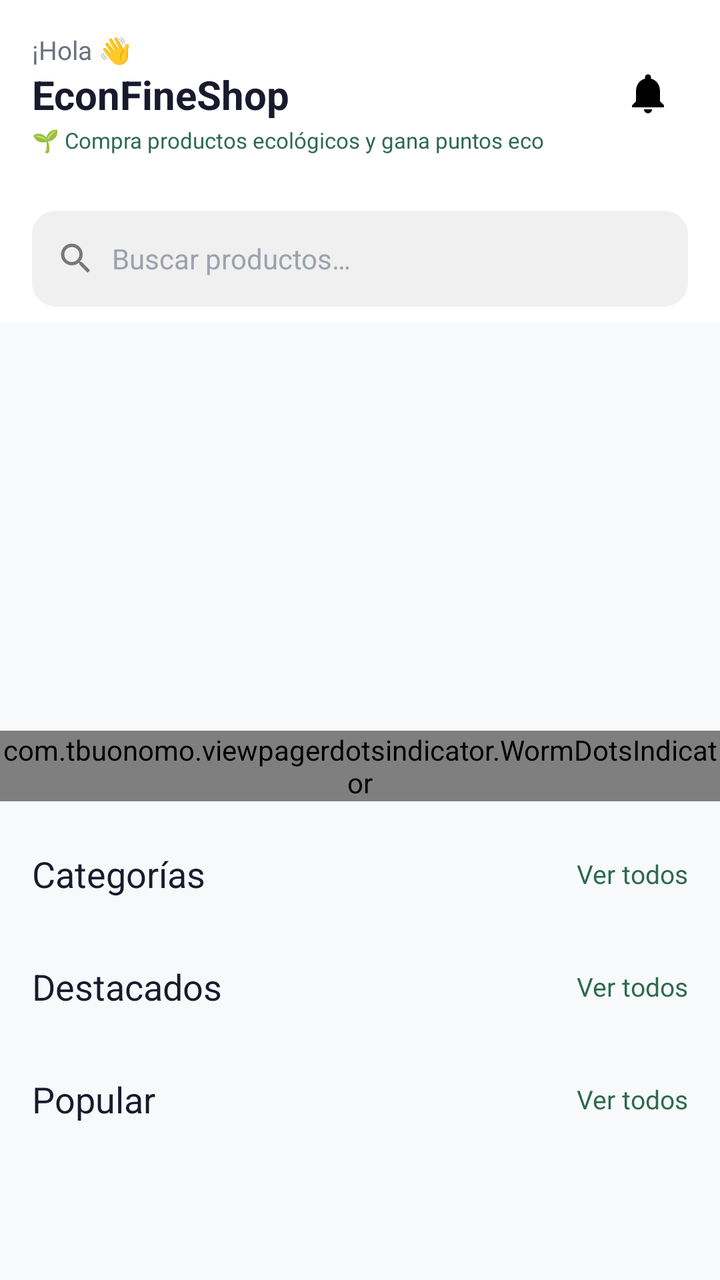
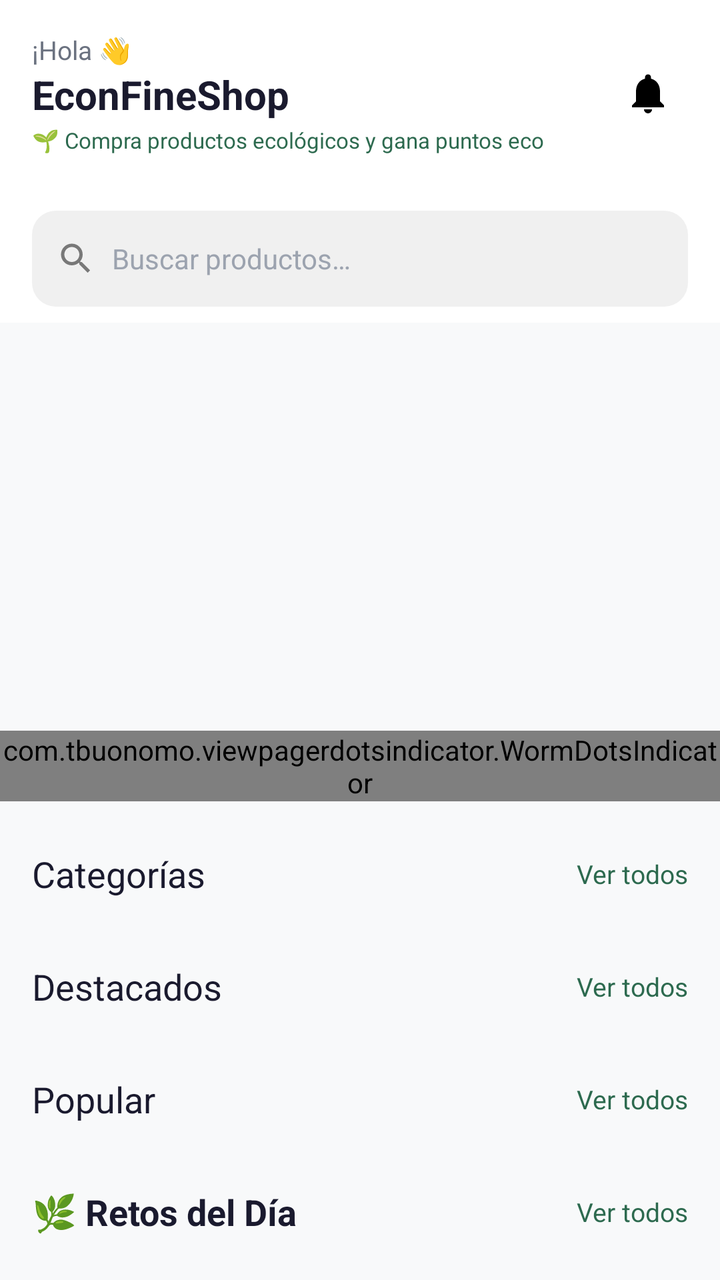

Compare the two renders of this Android layout. The source of the first and the diff that turns it into the second are given below.
<!-- AndroidManifest.xml: application theme Theme.ShopApp -->
<!-- res/layout/fragment_home.xml -->
<?xml version="1.0" encoding="utf-8"?>
<androidx.core.widget.NestedScrollView xmlns:android="http://schemas.android.com/apk/res/android"
    xmlns:app="http://schemas.android.com/apk/res-auto"
    android:layout_width="match_parent"
    android:layout_height="match_parent"
    android:background="@color/background">

    <LinearLayout
        android:layout_width="match_parent"
        android:layout_height="wrap_content"
        android:orientation="vertical">

        
        <LinearLayout
            android:layout_width="match_parent"
            android:layout_height="wrap_content"
            android:orientation="horizontal"
            android:padding="16dp"
            android:gravity="center_vertical"
            android:background="@color/surface">

            <LinearLayout
                android:layout_width="0dp"
                android:layout_height="wrap_content"
                android:layout_weight="1"
                android:orientation="vertical">

                <TextView
                    android:layout_width="wrap_content"
                    android:layout_height="wrap_content"
                    android:text="¡Hola 👋"
                    android:textSize="13sp"
                    android:textColor="@color/text_secondary" />

                <TextView
                    android:id="@+id/tv_user_name"
                    android:layout_width="wrap_content"
                    android:layout_height="wrap_content"
                    android:text="EconFineShop"
                    android:textSize="20sp"
                    android:textStyle="bold"
                    android:textColor="@color/text_primary" />

                <TextView
                    android:layout_width="wrap_content"
                    android:layout_height="wrap_content"
                    android:text="🌱 Compra productos ecológicos y gana puntos eco"
                    android:textSize="11sp"
                    android:textColor="@color/primary"
                    android:layout_marginTop="2dp" />
            </LinearLayout>

            <ImageView
                android:id="@+id/iv_notification"
                android:layout_width="40dp"
                android:layout_height="40dp"
                android:src="@drawable/ic_notification"
                android:background="@drawable/bg_circle_white"
                android:padding="8dp"
                android:contentDescription="Notificaciones" />
        </LinearLayout>

        
        <LinearLayout
            android:layout_width="match_parent"
            android:layout_height="wrap_content"
            android:orientation="horizontal"
            android:paddingStart="16dp"
            android:paddingEnd="16dp"
            android:paddingTop="12dp"
            android:paddingBottom="8dp"
            android:background="@color/surface"
            android:gravity="center_vertical">

            <LinearLayout
                android:id="@+id/search_bar"
                android:layout_width="match_parent"
                android:layout_height="48dp"
                android:background="@drawable/bg_search"
                android:orientation="horizontal"
                android:gravity="center_vertical"
                android:paddingStart="12dp"
                android:paddingEnd="12dp">

                <ImageView
                    android:layout_width="20dp"
                    android:layout_height="20dp"
                    android:src="@drawable/ic_search"
                    android:alpha="0.5" />

                <TextView
                    android:layout_width="match_parent"
                    android:layout_height="wrap_content"
                    android:text="@string/search_hint"
                    android:textColor="@color/text_hint"
                    android:textSize="14sp"
                    
                    android:layout_marginStart="8dp" />
            </LinearLayout>
        </LinearLayout>

        
        <androidx.viewpager2.widget.ViewPager2
            android:id="@+id/vp_banners"
            android:layout_width="match_parent"
            android:layout_height="180dp"
            android:layout_marginTop="16dp"
            android:layout_marginStart="16dp"
            android:layout_marginEnd="16dp" />

        <com.tbuonomo.viewpagerdotsindicator.WormDotsIndicator
            android:id="@+id/dots_indicator"
            android:layout_width="wrap_content"
            android:layout_height="wrap_content"
            android:layout_gravity="center_horizontal"
            android:layout_marginTop="8dp"
            android:layout_marginBottom="4dp"
            app:dotsColor="@color/primary"
            app:dotsSize="6dp"
            app:dotsSpacing="4dp"
            app:selectedDotColor="@color/primary" />

        
        <LinearLayout
            android:layout_width="match_parent"
            android:layout_height="wrap_content"
            android:orientation="horizontal"
            android:paddingStart="16dp"
            android:paddingEnd="16dp"
            android:paddingTop="20dp"
            android:paddingBottom="8dp"
            android:gravity="center_vertical">

            <TextView
                android:layout_width="0dp"
                android:layout_height="wrap_content"
                android:layout_weight="1"
                android:text="@string/categories"
                android:textSize="18sp"
                android:textColor="@color/text_primary"
                 />

            <TextView
                android:id="@+id/tv_see_all_categories"
                android:layout_width="wrap_content"
                android:layout_height="wrap_content"
                android:text="@string/see_all"
                android:textSize="13sp"
                android:textColor="@color/primary"
                 />
        </LinearLayout>

        <androidx.recyclerview.widget.RecyclerView
            android:id="@+id/rv_categories"
            android:layout_width="match_parent"
            android:layout_height="wrap_content"
            android:paddingStart="12dp"
            android:paddingEnd="12dp"
            android:clipToPadding="false"
            android:orientation="horizontal" />

        
        <LinearLayout
            android:layout_width="match_parent"
            android:layout_height="wrap_content"
            android:orientation="horizontal"
            android:paddingStart="16dp"
            android:paddingEnd="16dp"
            android:paddingTop="24dp"
            android:paddingBottom="8dp"
            android:gravity="center_vertical">

            <TextView
                android:layout_width="0dp"
                android:layout_height="wrap_content"
                android:layout_weight="1"
                android:text="@string/featured"
                android:textSize="18sp"
                android:textColor="@color/text_primary"
                 />

            <TextView
                android:id="@+id/tv_see_all_featured"
                android:layout_width="wrap_content"
                android:layout_height="wrap_content"
                android:text="@string/see_all"
                android:textSize="13sp"
                android:textColor="@color/primary"
                 />
        </LinearLayout>

        <androidx.recyclerview.widget.RecyclerView
            android:id="@+id/rv_featured"
            android:layout_width="match_parent"
            android:layout_height="wrap_content"
            android:paddingStart="12dp"
            android:paddingEnd="12dp"
            android:clipToPadding="false"
            android:orientation="horizontal" />

        
        <LinearLayout
            android:layout_width="match_parent"
            android:layout_height="wrap_content"
            android:orientation="horizontal"
            android:paddingStart="16dp"
            android:paddingEnd="16dp"
            android:paddingTop="24dp"
            android:paddingBottom="8dp"
            android:gravity="center_vertical">

            <TextView
                android:layout_width="0dp"
                android:layout_height="wrap_content"
                android:layout_weight="1"
                android:text="@string/popular"
                android:textSize="18sp"
                android:textColor="@color/text_primary"
                 />

            <TextView
                android:id="@+id/tv_see_all_popular"
                android:layout_width="wrap_content"
                android:layout_height="wrap_content"
                android:text="@string/see_all"
                android:textSize="13sp"
                android:textColor="@color/primary"
                 />
        </LinearLayout>

        <androidx.recyclerview.widget.RecyclerView
            android:id="@+id/rv_popular"
            android:layout_width="match_parent"
            android:layout_height="wrap_content"
            android:paddingStart="12dp"
            android:paddingEnd="12dp"
            android:clipToPadding="false"
            android:orientation="horizontal" />

        <View android:layout_width="match_parent" android:layout_height="24dp" />

    </LinearLayout>
</androidx.core.widget.NestedScrollView>
<!-- resources referenced by this layout -->
<resources>
  <color name="background">#F8F9FA</color>
  <color name="primary">#2D6A4F</color>
  <color name="surface">#FFFFFF</color>
  <color name="text_hint">#9CA3AF</color>
  <color name="text_primary">#1A1A2E</color>
  <color name="text_secondary">#6B7280</color>
  <!-- drawable bg_circle_white (drawable) -->
  <?xml version="1.0" encoding="utf-8"?>
  <shape xmlns:android="http://schemas.android.com/apk/res/android" android:shape="oval">
      <solid android:color="#FFFFFF"/>
  </shape>
  <!-- drawable bg_search (drawable) -->
  <?xml version="1.0" encoding="utf-8"?>
  <shape xmlns:android="http://schemas.android.com/apk/res/android" android:shape="rectangle">
      <solid android:color="#F0F0F0"/>
      <corners android:radius="12dp"/>
  </shape>
  <!-- drawable ic_notification (drawable) -->
  <vector xmlns:android="http://schemas.android.com/apk/res/android" android:width="24dp" android:height="24dp" android:viewportWidth="24" android:viewportHeight="24">
      <path android:fillColor="#FF000000" android:pathData="M12,22c1.1,0 2,-0.9 2,-2h-4c0,1.1 0.9,2 2,2zM18,16v-5c0,-3.07 -1.64,-5.64 -4.5,-6.32V4c0,-0.83 -0.67,-1.5 -1.5,-1.5s-1.5,0.67 -1.5,1.5v0.68C7.63,5.36 6,7.92 6,11v5l-2,2v1h16v-1l-2,-2z"/>
  </vector>
  <!-- drawable ic_search (drawable) -->
  <vector xmlns:android="http://schemas.android.com/apk/res/android" android:width="24dp" android:height="24dp" android:viewportWidth="24" android:viewportHeight="24">
      <path android:fillColor="#FF000000" android:pathData="M15.5,14h-0.79l-0.28,-0.27A6.471,6.471 0,0 0,16 9.5A6.5,6.5 0,0 0,3 9.5A6.5,6.5 0,0 0,9.5 16c1.61,0 3.09,-0.59 4.23,-1.57l0.27,0.28v0.79l5,4.99L20.49,19l-4.99,-5zM9.5,14C7.01,14 5,11.99 5,9.5S7.01,5 9.5,5 14,7.01 14,9.5 11.99,14 9.5,14z"/>
  </vector>
  <string name="categories">Categorías</string>
  <string name="featured">Destacados</string>
  <string name="popular">Popular</string>
  <string name="search_hint">Buscar productos…</string>
  <string name="see_all">Ver todos</string>
  <style name="Theme.ShopApp" parent="Theme.MaterialComponents.Light.NoActionBar">
          <item name="colorPrimary">@color/primary</item>
          <item name="colorPrimaryDark">@color/primary_dark</item>
          <item name="colorAccent">@color/accent</item>
          <item name="android:windowBackground">@color/background</item>
          <item name="android:statusBarColor">@color/white</item>
          <item name="android:windowLightStatusBar">true</item>
          <item name="android:navigationBarColor">@color/white</item>
      </style>
  <color name="primary_dark">#1B4332</color>
  <color name="accent">#1B4332</color>
  <color name="white">#FFFFFF</color>
</resources>

<!-- the commit's change to res/layout/fragment_home.xml (unified diff, before → after) -->
@@ -237,6 +237,44 @@
             android:clipToPadding="false"
             android:orientation="horizontal" />
 
+        
+        <LinearLayout
+            android:layout_width="match_parent"
+            android:layout_height="wrap_content"
+            android:orientation="horizontal"
+            android:paddingStart="16dp"
+            android:paddingEnd="16dp"
+            android:paddingTop="24dp"
+            android:paddingBottom="8dp"
+            android:gravity="center_vertical">
+
+            <TextView
+                android:layout_width="0dp"
+                android:layout_height="wrap_content"
+                android:layout_weight="1"
+                android:text="🌿 Retos del Día"
+                android:textSize="18sp"
+                android:textStyle="bold"
+                android:textColor="@color/text_primary" />
+
+            <TextView
+                android:id="@+id/tv_see_all_challenges"
+                android:layout_width="wrap_content"
+                android:layout_height="wrap_content"
+                android:text="Ver todos"
+                android:textSize="13sp"
+                android:textColor="@color/primary" />
+        </LinearLayout>
+
+        
+        <LinearLayout
+            android:id="@+id/layout_daily_challenges"
+            android:layout_width="match_parent"
+            android:layout_height="wrap_content"
+            android:orientation="vertical"
+            android:paddingStart="16dp"
+            android:paddingEnd="16dp" />
+
         <View android:layout_width="match_parent" android:layout_height="24dp" />
 
     </LinearLayout>
